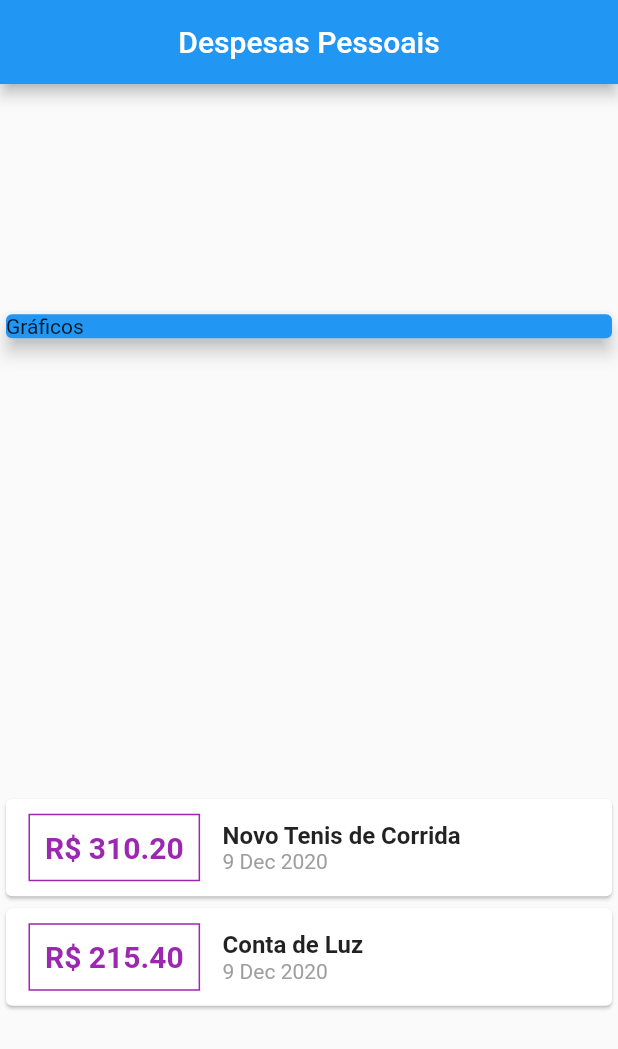
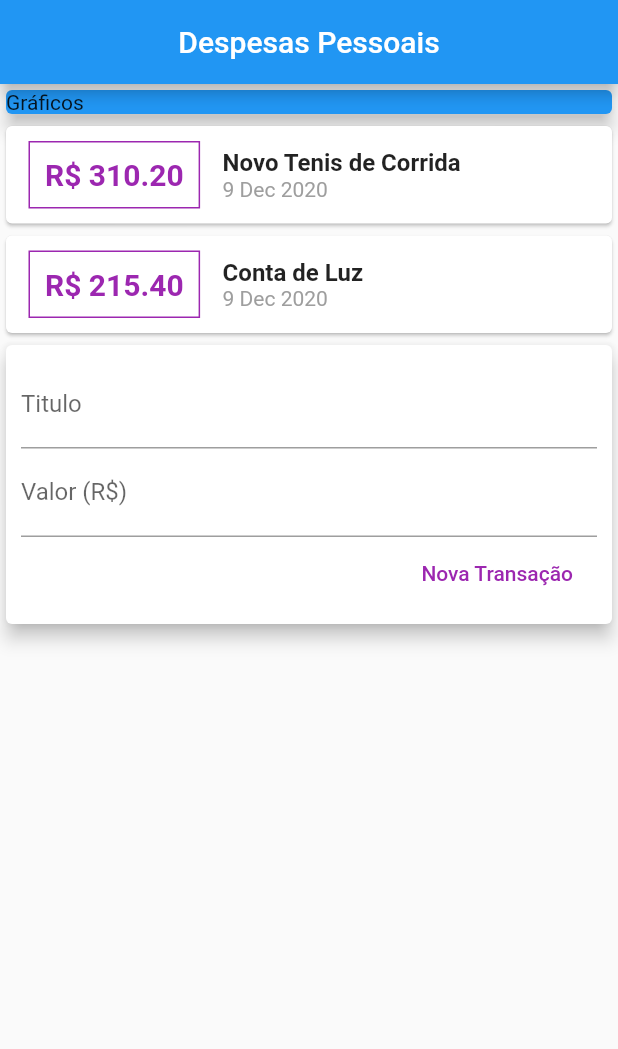
Before and after one commit to gblnovaes/expenses_flutter_app, a Flutter app: the screen it shows after launch, on a phone screen of 412 x 824 dp. Shown: the top 1049 px of the screen. Run offline on Flutter 3.47's test engine with Material 2 defaults, Android fonts, the phone set to English and light mode, and no system bars.

Commit message:
refatorado o codigo

```diff
--- /dev/null
+++ b/lib/components/transaction_form.dart
@@ -0,0 +1,42 @@
+import 'package:flutter/material.dart';
+
+class TransactionForm extends StatelessWidget {
+  TransactionForm({Key key}) : super(key: key);
+  final titleController = TextEditingController();
+  final valueController = TextEditingController();
+  @override
+  Widget build(BuildContext context) {
+    return Container(
+      child: Card(
+          elevation: 5,
+          child: Padding(
+            padding: const EdgeInsets.all(10.0),
+            child: Column(
+              children: [
+                TextField(
+                  controller: titleController,
+                  decoration: InputDecoration(labelText: 'Titulo'),
+                ),
+                TextField(
+                  controller: valueController,
+                  decoration: InputDecoration(labelText: 'Valor (R\$)'),
+                ),
+                Row(
+                  mainAxisAlignment: MainAxisAlignment.end,
+                  children: [
+                    FlatButton(
+                      onPressed: () => {
+                        print(titleController.text),
+                        print(valueController.text),
+                      },
+                      child: Text("Nova Transação",
+                          style: TextStyle(color: Colors.purple)),
+                    ),
+                  ],
+                )
+              ],
+            ),
+          )),
+    );
+  }
+}
--- /dev/null
+++ b/lib/components/transaction_list.dart
@@ -0,0 +1,60 @@
+import 'package:expenses_flutter_app/models/transactions.dart';
+import 'package:flutter/material.dart';
+import 'package:intl/intl.dart';
+
+class TransactionList extends StatelessWidget {
+  TransactionList({Key key, this.transactions}) : super(key: key);
+
+  final List<Transaction> transactions;
+
+  @override
+  Widget build(BuildContext context) {
+    return Container(
+      child: Column(
+        children: transactions.map((tr) {
+          return Card(
+            child: Row(
+              children: [
+                Container(
+                  margin: EdgeInsets.symmetric(vertical: 10, horizontal: 15),
+                  decoration: BoxDecoration(
+                      border: Border.all(
+                    width: 1,
+                    color: Colors.purple,
+                  )),
+                  padding: EdgeInsets.all(10),
+                  child: Text(
+                    "R\$ ${tr.value.toStringAsFixed(2)}",
+                    style: TextStyle(
+                        fontWeight: FontWeight.bold,
+                        color: Colors.purple,
+                        fontSize: 20),
+                  ),
+                ),
+                Column(
+                  mainAxisAlignment: MainAxisAlignment.spaceBetween,
+                  crossAxisAlignment: CrossAxisAlignment.start,
+                  children: [
+                    Text(
+                      tr.title,
+                      style: TextStyle(
+                        fontSize: 16,
+                        fontWeight: FontWeight.bold,
+                      ),
+                    ),
+                    Text(
+                      DateFormat('d MMM y').format(tr.date),
+                      style: TextStyle(
+                        color: Colors.grey[500],
+                      ),
+                    ),
+                  ],
+                )
+              ],
+            ),
+          );
+        }).toList(),
+      ),
+    );
+  }
+}
--- /dev/null
+++ b/lib/components/transaction_user.dart
@@ -0,0 +1,37 @@
+import 'package:expenses_flutter_app/components/transaction_form.dart';
+import 'package:expenses_flutter_app/components/transaction_list.dart';
+import 'package:expenses_flutter_app/models/transactions.dart';
+import 'package:flutter/material.dart';
+
+class TransactionUser extends StatelessWidget {
+  TransactionUser({Key key}) : super(key: key);
+
+  final _transactions = [
+    Transaction(
+      id: 't1',
+      title: 'Novo Tenis de Corrida',
+      value: 310.20,
+      date: DateTime.now(),
+    ),
+    Transaction(
+      id: 't2',
+      title: 'Conta de Luz',
+      value: 215.40,
+      date: DateTime.now(),
+    ),
+  ];
+
+  @override
+  Widget build(BuildContext context) {
+    return Container(
+      child: Column(
+        children: [
+          TransactionList(
+            transactions: _transactions,
+          ),
+          TransactionForm(),
+        ],
+      ),
+    );
+  }
+}
--- a/lib/main.dart
+++ b/lib/main.dart
@@ -1,26 +1,10 @@
-import 'package:expenses_flutter_app/models/transactions.dart';
+import 'package:expenses_flutter_app/components/transaction_user.dart';
 import 'package:flutter/material.dart';
-import 'package:intl/intl.dart';
 
 main() => runApp(MyHomeApp());
 
 class ExpensesApp extends StatelessWidget {
   ExpensesApp({Key key}) : super(key: key);
-
-  final _transactions = [
-    Transaction(
-      id: 't1',
-      title: 'Novo Tenis de Corrida',
-      value: 310.20,
-      date: DateTime.now(),
-    ),
-    Transaction(
-      id: 't2',
-      title: 'Conta de Luz',
-      value: 215.40,
-      date: DateTime.now(),
-    ),
-  ];
 
   @override
   Widget build(BuildContext context) {
@@ -30,7 +14,6 @@ class ExpensesApp extends StatelessWidget {
           title: Text("Despesas Pessoais"),
         ),
         body: Column(
-          mainAxisAlignment: MainAxisAlignment.spaceAround,
           crossAxisAlignment: CrossAxisAlignment.stretch,
           children: [
             Container(
@@ -41,52 +24,7 @@ class ExpensesApp extends StatelessWidget {
                 elevation: 5,
               ),
             ),
-            Column(
-              children: _transactions.map((tr) {
-                return Card(
-                  child: Row(
-                    children: [
-                      Container(
-                        margin:
-                            EdgeInsets.symmetric(vertical: 10, horizontal: 15),
-                        decoration: BoxDecoration(
-                            border: Border.all(
-                          width: 1,
-                          color: Colors.purple,
-                        )),
-                        padding: EdgeInsets.all(10),
-                        child: Text(
-                          "R\$ ${tr.value.toStringAsFixed(2)}",
-                          style: TextStyle(
-                              fontWeight: FontWeight.bold,
-                              color: Colors.purple,
-                              fontSize: 20),
-                        ),
-                      ),
-                      Column(
-                        mainAxisAlignment: MainAxisAlignment.spaceBetween,
-                        crossAxisAlignment: CrossAxisAlignment.start,
-                        children: [
-                          Text(
-                            tr.title,
-                            style: TextStyle(
-                              fontSize: 16,
-                              fontWeight: FontWeight.bold,
-                            ),
-                          ),
-                          Text(
-                            DateFormat('d MMM y').format(tr.date),
-                            style: TextStyle(
-                              color: Colors.grey[500],
-                            ),
-                          ),
-                        ],
-                      )
-                    ],
-                  ),
-                );
-              }).toList(),
-            ),
+            TransactionUser()
           ],
         ));
   }
```
